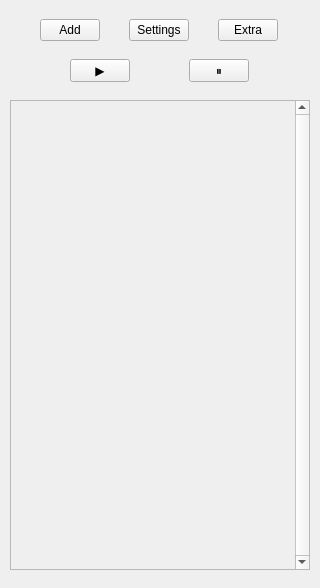
The window that src/ui_files/Stack_space.ui (rakshith111/Time-Stack) describes before a commit, drawn with Qt 5.
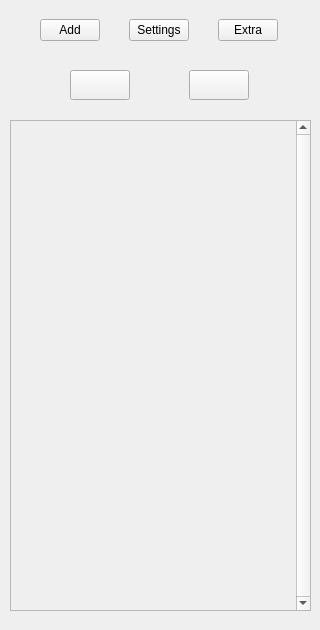
The same window after the commit.

Patch:
```diff
--- a/src/ui_files/Stack_space.ui
+++ b/src/ui_files/Stack_space.ui
@@ -7,11 +7,11 @@
     <x>0</x>
     <y>0</y>
     <width>320</width>
-    <height>588</height>
+    <height>630</height>
    </rect>
   </property>
   <property name="sizePolicy">
-   <sizepolicy hsizetype="Fixed" vsizetype="Expanding">
+   <sizepolicy hsizetype="Fixed" vsizetype="Fixed">
     <horstretch>0</horstretch>
     <verstretch>0</verstretch>
    </sizepolicy>
@@ -19,13 +19,13 @@
   <property name="minimumSize">
    <size>
     <width>320</width>
-    <height>0</height>
+    <height>180</height>
    </size>
   </property>
   <property name="maximumSize">
    <size>
     <width>320</width>
-    <height>16777215</height>
+    <height>900</height>
    </size>
   </property>
   <property name="windowTitle">
@@ -35,9 +35,9 @@
    <property name="geometry">
     <rect>
      <x>10</x>
-     <y>100</y>
-     <width>300</width>
-     <height>470</height>
+     <y>120</y>
+     <width>301</width>
+     <height>491</height>
     </rect>
    </property>
    <property name="verticalScrollBarPolicy">
@@ -49,13 +49,16 @@
    <property name="widgetResizable">
     <bool>true</bool>
    </property>
+   <property name="alignment">
+    <set>Qt::AlignJustify|Qt::AlignTop</set>
+   </property>
    <widget class="QWidget" name="stack_dump">
     <property name="geometry">
      <rect>
       <x>0</x>
       <y>0</y>
-      <width>281</width>
-      <height>468</height>
+      <width>282</width>
+      <height>489</height>
      </rect>
     </property>
    </widget>
@@ -153,7 +156,7 @@
      <x>10</x>
      <y>50</y>
      <width>301</width>
-     <height>41</height>
+     <height>70</height>
     </rect>
    </property>
    <layout class="QHBoxLayout" name="btn_layout_h_2">
@@ -180,17 +183,17 @@
       <property name="minimumSize">
        <size>
         <width>60</width>
-        <height>0</height>
+        <height>30</height>
        </size>
       </property>
       <property name="maximumSize">
        <size>
         <width>60</width>
-        <height>16777215</height>
+        <height>30</height>
        </size>
       </property>
       <property name="text">
-       <string>▶️</string>
+       <string/>
       </property>
      </widget>
     </item>
@@ -199,17 +202,17 @@
       <property name="minimumSize">
        <size>
         <width>60</width>
-        <height>0</height>
+        <height>30</height>
        </size>
       </property>
       <property name="maximumSize">
        <size>
         <width>60</width>
-        <height>16777215</height>
+        <height>30</height>
        </size>
       </property>
       <property name="text">
-       <string>⏸️</string>
+       <string/>
       </property>
      </widget>
     </item>
```
Left out of the diff: 4 changed lines with no effect on the pictures.
